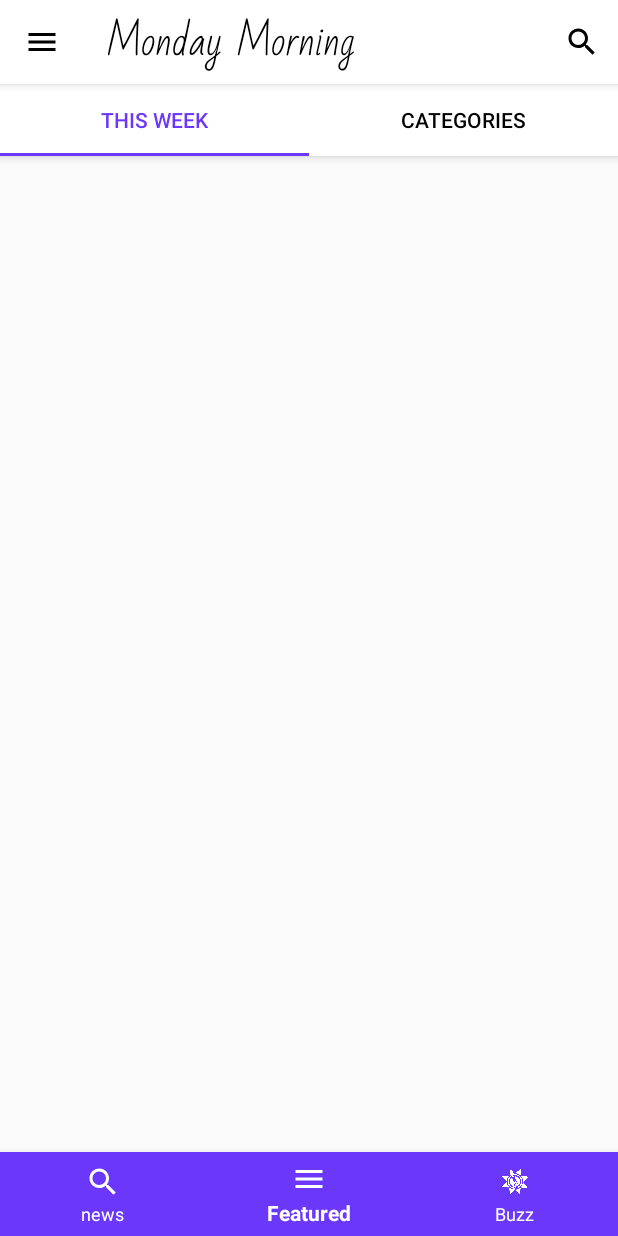
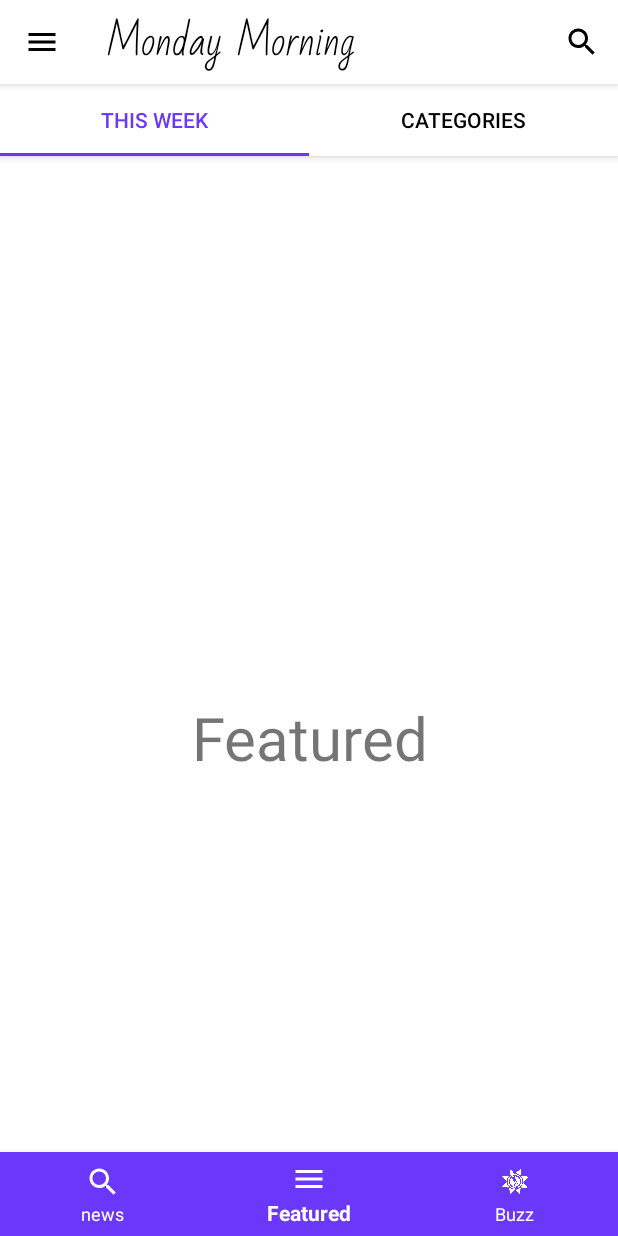
Before and after one commit to Thesmader/MM.SummerTask.2018, an Android app: the screen it shows after launch (ThisWeek), item 2 of the bottom bar chosen, on a phone screen of 412 x 824 dp. Run offline under Robolectric (Android 15) with nearby library versions, the phone set to English and light mode, and no system bars.

Commit message:
ViewPager added. Facing an issue as app crashes while swiping between fragments and fragments are overlapping.
Signed-off-by: Thesmader <dsmarak17@gmail.com>

```diff
--- /dev/null
+++ b/MondayMorning/app/src/main/java/thesmader/com/mondaymorning/FeaturedFragment.java
@@ -0,0 +1,25 @@
+package thesmader.com.mondaymorning;
+
+import android.os.Bundle;
+import android.support.v4.app.Fragment;
+import android.view.LayoutInflater;
+import android.view.View;
+import android.view.ViewGroup;
+
+public class FeaturedFragment extends Fragment {
+    public static FeaturedFragment newInstance() {
+        FeaturedFragment fragment = new FeaturedFragment();
+        return fragment;
+    }
+
+    @Override
+    public void onCreate(Bundle savedInstanceState) {
+        super.onCreate(savedInstanceState);
+    }
+
+    @Override
+    public View onCreateView(LayoutInflater inflater, ViewGroup container,
+                             Bundle savedInstanceState) {
+        return inflater.inflate(R.layout.fragment_featured, container, false);
+    }
+}
--- /dev/null
+++ b/MondayMorning/app/src/main/java/thesmader/com/mondaymorning/NewsFragment.java
@@ -0,0 +1,25 @@
+package thesmader.com.mondaymorning;
+
+import android.os.Bundle;
+import android.support.v4.app.Fragment;
+import android.view.LayoutInflater;
+import android.view.View;
+import android.view.ViewGroup;
+
+public class NewsFragment extends Fragment {
+    public static NewsFragment newInstance() {
+        NewsFragment fragment = new NewsFragment();
+        return fragment;
+    }
+
+    @Override
+    public void onCreate(Bundle savedInstanceState) {
+        super.onCreate(savedInstanceState);
+    }
+
+    @Override
+    public View onCreateView(LayoutInflater inflater, ViewGroup container,
+                             Bundle savedInstanceState) {
+        return inflater.inflate(R.layout.fragment_news, container, false);
+    }
+}
--- a/MondayMorning/app/src/main/java/thesmader/com/mondaymorning/ThisWeek.java
+++ b/MondayMorning/app/src/main/java/thesmader/com/mondaymorning/ThisWeek.java
@@ -1,7 +1,12 @@
 package thesmader.com.mondaymorning;
 
+import android.app.Fragment;
 import android.graphics.Typeface;
+import android.support.annotation.NonNull;
+import android.support.design.widget.BottomNavigationView;
 import android.support.design.widget.TabLayout;
+import android.support.v4.app.FragmentTransaction;
+import android.support.v4.view.ViewPager;
 import android.support.v7.app.AppCompatActivity;
 import android.os.Bundle;
 import android.support.v7.widget.SearchView;
@@ -11,6 +16,7 @@ import android.view.MenuInflater;
 import android.view.MenuItem;
 import android.view.Window;
 import android.view.WindowManager;
+import android.widget.FrameLayout;
 
 public class ThisWeek extends AppCompatActivity {
 
@@ -18,6 +24,7 @@ public class ThisWeek extends AppCompatActivity {
     Toolbar mToolbar;
     MenuInflater inflater;
     MenuItem mSearch;
+    private BottomNavigationView bnv;
 
 
     @Override
@@ -36,6 +43,39 @@ public class ThisWeek extends AppCompatActivity {
         final TabLayout tabLayout = findViewById(R.id.tabLayout);
         tabLayout.addTab(tabLayout.newTab().setText("THIS WEEK"), 0);
         tabLayout.addTab(tabLayout.newTab().setText("CATEGORIES"), 1);
+        bnv = (BottomNavigationView) findViewById(R.id.bottom_nav);
+
+        //Setup the PagerAdapter
+        final ViewPager viewPager = findViewById(R.id.view_pager);
+        ViewPagerAdapter viewPagerAdapter = new ViewPagerAdapter(getSupportFragmentManager());
+        viewPager.setAdapter(viewPagerAdapter);
+
+        //Handling bottom navigation clicks
+        bnv.setOnNavigationItemSelectedListener(new BottomNavigationView.OnNavigationItemSelectedListener() {
+            @Override
+            public boolean onNavigationItemSelected(@NonNull MenuItem item) {
+                android.support.v4.app.Fragment selectedFragment = null;
+                switch (item.getItemId()){
+                    case R.id.news:
+                        selectedFragment = NewsFragment.newInstance();
+                        break;
+                    case R.id.featured:
+                        selectedFragment = FeaturedFragment.newInstance();
+                        break;
+                }
+                FragmentTransaction transaction = getSupportFragmentManager().beginTransaction();
+                transaction.replace(R.id.frame, selectedFragment);
+                transaction.commit();
+                return true;
+            }
+        });
+
+        //Manually displaying first fragment
+        FragmentTransaction transaction = getSupportFragmentManager().beginTransaction();
+        transaction.replace(R.id.frame, FeaturedFragment.newInstance());
+        transaction.commit();
+
+        bnv.getMenu().getItem(0).setChecked(true);
     }
 
     @Override
--- /dev/null
+++ b/MondayMorning/app/src/main/java/thesmader/com/mondaymorning/ViewPagerAdapter.java
@@ -0,0 +1,31 @@
+package thesmader.com.mondaymorning;
+
+import android.support.v4.app.Fragment;
+import android.support.v4.app.FragmentManager;
+import android.support.v4.app.FragmentPagerAdapter;
+
+import java.util.ArrayList;
+
+public class ViewPagerAdapter extends FragmentPagerAdapter {
+
+public ViewPagerAdapter(FragmentManager fm){
+    super(fm);
+}
+
+    @Override
+    public int getCount() {
+        return 3;
+    }
+
+    @Override
+    public Fragment getItem(int position) {
+        switch (position) {
+            case 0:
+                return new NewsFragment();
+            case 1:
+                return new FeaturedFragment();
+            default:
+                return null;
+        }
+    }
+}
--- a/MondayMorning/app/src/main/res/layout/activity_this_week.xml
+++ b/MondayMorning/app/src/main/res/layout/activity_this_week.xml
@@ -22,13 +22,18 @@
         app:menu="@menu/bottom_nav" />
 
     <android.support.v4.view.ViewPager
+        android:id="@+id/view_pager"
         android:layout_width="match_parent"
         android:layout_height="wrap_content"
-        android:layout_above="@+id/bottom_nav"
-        android:layout_alignParentStart="true"
-        android:layout_alignParentTop="true">
+        app:layout_behavior="@string/appbar_scrolling_view_behavior"
+        android:layout_above="@+id/bottom_nav"/>
 
-    </android.support.v4.view.ViewPager>
+    <FrameLayout
+        android:id="@+id/frame"
+        android:layout_width="match_parent"
+        android:layout_height="match_parent"
+        app:layout_behavior="@string/appbar_scrolling_view_behavior"/>
+
 
     <android.support.design.widget.AppBarLayout
         android:layout_width="match_parent"
--- /dev/null
+++ b/MondayMorning/app/src/main/res/layout/fragment_featured.xml
@@ -0,0 +1,17 @@
+<?xml version="1.0" encoding="utf-8"?>
+<FrameLayout xmlns:android="http://schemas.android.com/apk/res/android"
+    xmlns:tools="http://schemas.android.com/tools"
+    android:layout_width="match_parent"
+    android:layout_height="match_parent"
+    tools:context=".FeaturedFragment">
+
+    <!-- TODO: Update blank fragment layout -->
+    <TextView
+        android:layout_width="match_parent"
+        android:layout_height="match_parent"
+        android:background="@color/colorPrimary"
+        android:text="Featured"
+        android:gravity="center"
+        android:textSize="40sp"/>
+
+</FrameLayout>
--- /dev/null
+++ b/MondayMorning/app/src/main/res/layout/fragment_news.xml
@@ -0,0 +1,16 @@
+<?xml version="1.0" encoding="utf-8"?>
+<FrameLayout xmlns:android="http://schemas.android.com/apk/res/android"
+    xmlns:tools="http://schemas.android.com/tools"
+    android:layout_width="match_parent"
+    android:layout_height="match_parent"
+    tools:context=".NewsFragment">
+
+    <!-- TODO: Update blank fragment layout -->
+    <TextView
+        android:layout_width="match_parent"
+        android:layout_height="match_parent"
+        android:text="News"
+        android:gravity="center"
+        android:textSize="40sp"/>
+
+</FrameLayout>
--- a/MondayMorning/app/src/main/res/values/strings.xml
+++ b/MondayMorning/app/src/main/res/values/strings.xml
@@ -10,4 +10,7 @@
     <string name="news">news</string>
     <string name="featured">Featured</string>
     <string name="buzz">Buzz</string>
+
+    <!-- TODO: Remove or change this placeholder text -->
+    <string name="hello_blank_fragment">Hello blank fragment</string>
 </resources>
```
Also changed, not shown: 1 other file.
